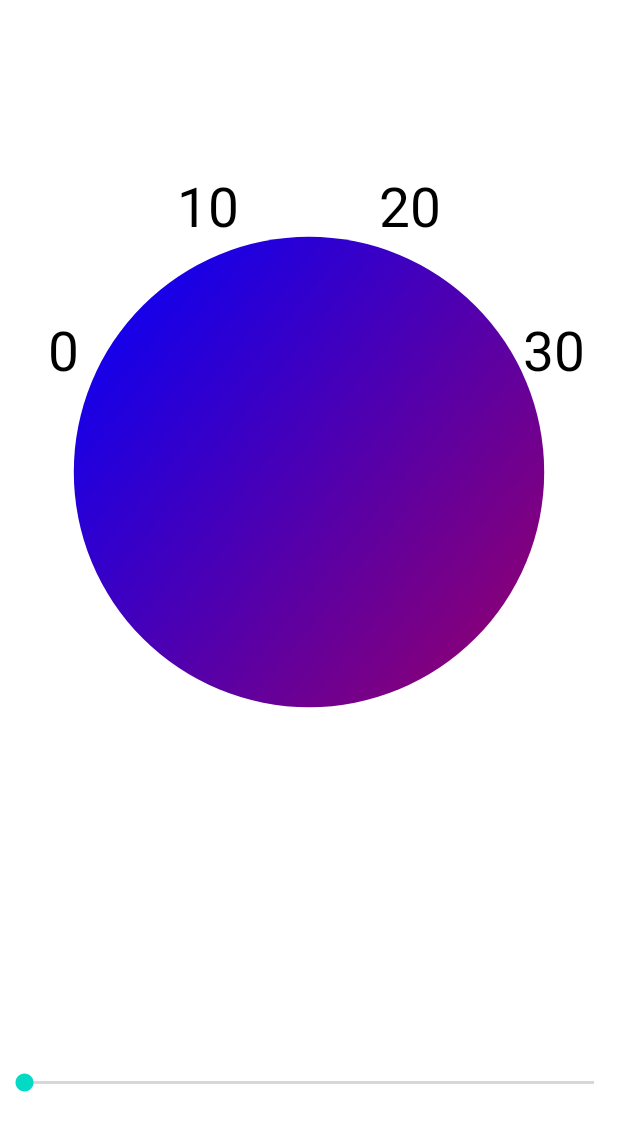
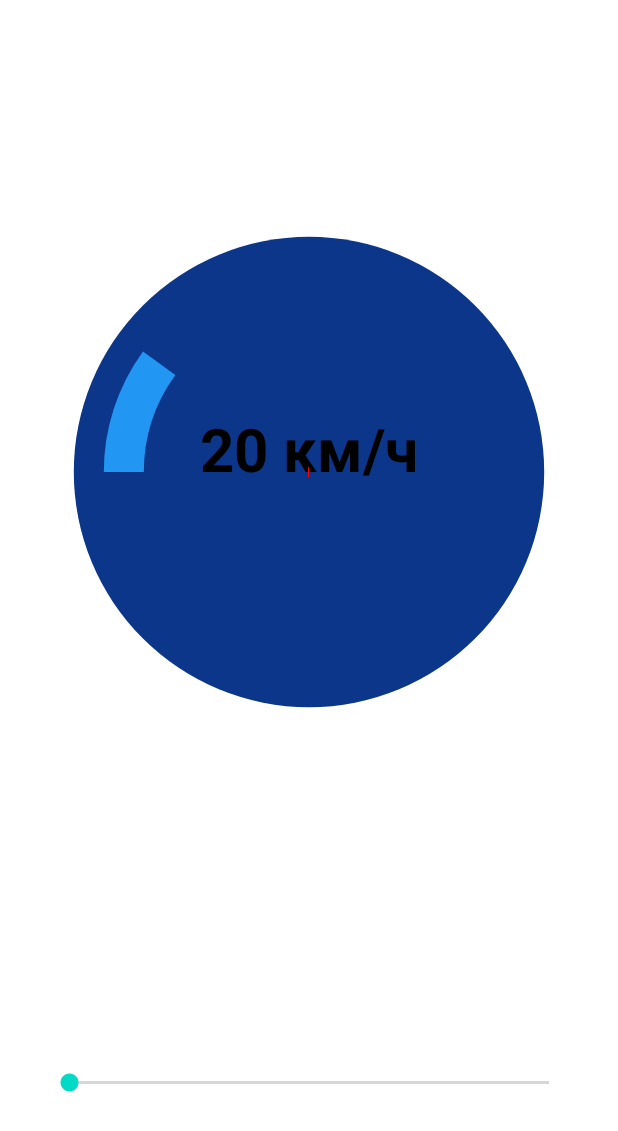
Before and after one commit to Alienstemple/Speedometer, an Android app: the layout activity_main.xml on its own in the app's theme, with its tools: preview values and no code run, on a phone screen of 412 x 824 dp. Shown: the top 1131 px of the screen. Run offline under Robolectric (Android 15) with nearby library versions, the phone set to English and light mode, and no system bars.

```diff
--- a/app/src/main/java/com/example/speedometer/SpeedometerView.kt
+++ b/app/src/main/java/com/example/speedometer/SpeedometerView.kt
@@ -3,6 +3,7 @@ package com.example.speedometer
 import android.content.Context
 import android.graphics.*
 import android.util.AttributeSet
+import android.util.Log
 import android.view.View
 import androidx.core.content.ContextCompat
 import java.lang.StrictMath.min
@@ -14,11 +15,17 @@ class SpeedometerView @JvmOverloads constructor(
     context: Context,
     attrs: AttributeSet? = null,
     defStyleAttr: Int = 0
-): View(context, attrs, defStyleAttr) {
+) : View(context, attrs, defStyleAttr) {
 
     init {
         isClickable = true
     }
+
+    private val max: Int = 100
+    private var progress: Int = 20
+    private var radius = 0.0f                   // Radius of the circle.
+    private var handX: Float = 0f
+    private var handY: Float = 0f
     private var speedBackgroundColor: Int = ContextCompat.getColor(context, R.color.dark_blue)
     private var speedArcColor: Int = ContextCompat.getColor(context, R.color.light_blue)
 
@@ -27,40 +34,38 @@ class SpeedometerView @JvmOverloads constructor(
         color = speedBackgroundColor
     }
 
+    private val paintArc = Paint(Paint.ANTI_ALIAS_FLAG).apply {
+        color = speedArcColor
+        style = Paint.Style.STROKE
+        strokeWidth = 40f
+    }
+
+    private val paintHand = Paint(Paint.ANTI_ALIAS_FLAG).apply {
+        color = Color.RED
+        style = Paint.Style.STROKE
+        strokeWidth = 10f
+    }
+
     private val paintText = Paint(Paint.ANTI_ALIAS_FLAG).apply {
         style = Paint.Style.FILL
-        textSize = 55.0f
+        textSize = 60.0f
         textAlign = Paint.Align.CENTER
+        typeface = Typeface.DEFAULT_BOLD
     }
 
-    private enum class FanSpeed(val label: Int) {
-        OFF(R.string.speed_zero),
-        LOW(R.string.speed_ten),
-        MEDIUM(R.string.speed_twenty),
-        HIGH(R.string.speed_thirty);
 
-        fun next() = when(this) {
-            OFF -> LOW
-            LOW -> MEDIUM
-            MEDIUM -> HIGH
-            HIGH -> OFF
-        }
-    }
-
-    private var radius = 0.0f                   // Radius of the circle.
-    private var fanSpeed = FanSpeed.OFF         // The active selection.
-    // position variable which will be used to draw label and indicator circle position
-    private val pointPosition: PointF = PointF(0.0f, 0.0f)
-
-
-    private fun PointF.computeXYForSpeed(pos: FanSpeed, radius: Float) {
+    private fun PointF.computeXYForSpeed(pos: Int, radius: Float) {
         // Angles are in radians.
         val startAngle = Math.PI * (9 / 8.0)
-        val angle = startAngle + pos.ordinal * (Math.PI / 4)
+        val angle = startAngle + pos * (Math.PI / 4)
         x = (radius * cos(angle)).toFloat() + width / 2
         y = (radius * sin(angle)).toFloat() + height / 2
     }
 
+    fun setProgress(progress: Int) {
+        this.progress = progress
+        invalidate()
+    }
 
     override fun onSizeChanged(width: Int, height: Int, oldWidth: Int, oldHeight: Int) {
         radius = (min(width, height) * 0.4).toFloat()
@@ -69,54 +74,41 @@ class SpeedometerView @JvmOverloads constructor(
     override fun onDraw(canvas: Canvas) {
         super.onDraw(canvas)
 
-        paint.color = if (fanSpeed == FanSpeed.OFF) Color.GRAY else Color.GREEN
+        val mainRect = RectF(
+            (width / 2).toFloat() - radius,
+            (height / 2).toFloat() - radius,
+            (width / 2).toFloat() + radius,
+            (height / 2).toFloat() + radius
+        )
+        // Draw the dial.
+        canvas.drawCircle(mainRect.centerX(), mainRect.centerY(), radius, paint)
 
-//        canvas.drawCircle((width / 2).toFloat(), (height / 2).toFloat(), (width / 2).toFloat(), paint)
+        //  Draw arc
+        val offset = 50f
+        val arcRect = RectF(
+            mainRect.left + offset,
+            mainRect.top + offset,
+            mainRect.right - offset,
+            mainRect.bottom - offset
+        )
+        canvas.drawArc(arcRect, -180f, 180f / max * progress, false, paintArc)
 
-        // Draw the dial.
-        canvas.drawCircle((width / 2).toFloat(), (height / 2).toFloat(), radius, paint)
+        // Draw the text label
+        canvas.drawText("$progress км/ч", mainRect.centerX(), mainRect.centerY(), paintText)
 
-        // Draw the indicator circle.
-        val markerRadius = radius + RADIUS_OFFSET_INDICATOR
-        pointPosition.computeXYForSpeed(fanSpeed, markerRadius)
-        paint.color = Color.BLACK
-        canvas.drawCircle(pointPosition.x, pointPosition.y, radius/12, paint)
-
-        // Draw the text labels.
-        val labelRadius = radius + RADIUS_OFFSET_LABEL
-        for (i in FanSpeed.values()) {
-            pointPosition.computeXYForSpeed(i, labelRadius)
-//            val label = resources.getString(i.label)  // TODO from res
-            val label = resources.getString(i.label)
-            canvas.drawText(label, pointPosition.x, pointPosition.y, paintText)
-        }
-        // Draw arc
-        val centerArcOffset: Float = 0.2F * radius
-        val rectF = RectF(
-            (width / 2).toFloat() - radius + centerArcOffset,
-            (height / 2).toFloat() - radius + centerArcOffset,
-            (width / 2).toFloat() + radius - centerArcOffset,
-            (height / 2).toFloat() + radius - centerArcOffset)
-//        paint.color = Color.BLACK
-        paint.shader =
-            object : LinearGradient((width / 2).toFloat() - radius, (height / 2).toFloat() - radius, height.toFloat(), height.toFloat(), Color.BLUE, Color.RED, Shader.TileMode.MIRROR){}
-
-        canvas.drawArc(rectF, 0F, -180F, true, paint)
-
-    }
-
-    override fun performClick(): Boolean {
-        if (super.performClick()) return true
-
-        fanSpeed = fanSpeed.next()
-        contentDescription = resources.getString(fanSpeed.label)
-
-        invalidate()
-        return true
-    }
-
-    companion object {  // Offsets on circle in degrees
-        const val RADIUS_OFFSET_LABEL = 30
-        const val RADIUS_OFFSET_INDICATOR = -35
+        // Draw hand
+//        handX = cos(Math.PI * progress / max).toFloat()
+//        handY = sin(Math.PI * progress / max).toFloat()
+        handX = cos(Math.PI).toFloat()
+        handY = sin(Math.PI).toFloat()
+        canvas.drawLine(
+            mainRect.centerX(),
+            mainRect.centerY(),
+            mainRect.centerX() + handX,
+            mainRect.centerY() - handY,
+            paintHand
+        )
+        Log.d("SpeedLog", "Cos Pi = ${cos(Math.PI / 4).toFloat()}")
+        Log.d("SpeedLog", "${mainRect.centerX()}, ${mainRect.centerY()}, ${mainRect.centerX() + handX}, ${mainRect.centerY() + handY}")
     }
 }
--- a/app/src/main/res/layout/activity_main.xml
+++ b/app/src/main/res/layout/activity_main.xml
@@ -17,9 +17,13 @@
         android:layout_marginRight="10dp" />
 
     <SeekBar
+        android:id="@+id/speedometer_seekbar"
         android:layout_width="match_parent"
         android:layout_height="0dp"
-        android:layout_weight="1" />
+        android:layout_weight="1"
+        android:layout_marginHorizontal="@dimen/seek_bar_margin"
+        android:min="0"
+        android:max="100"/>
 
 
 </LinearLayout>
--- /dev/null
+++ b/app/src/main/res/values/dimens.xml
@@ -0,0 +1,4 @@
+<?xml version="1.0" encoding="utf-8"?>
+<resources>
+    <dimen name="seek_bar_margin">30dp</dimen>
+</resources>
```
Also changed, not shown: app/src/main/java/com/example/speedometer/MainActivity.kt (+23 -1 lines).
